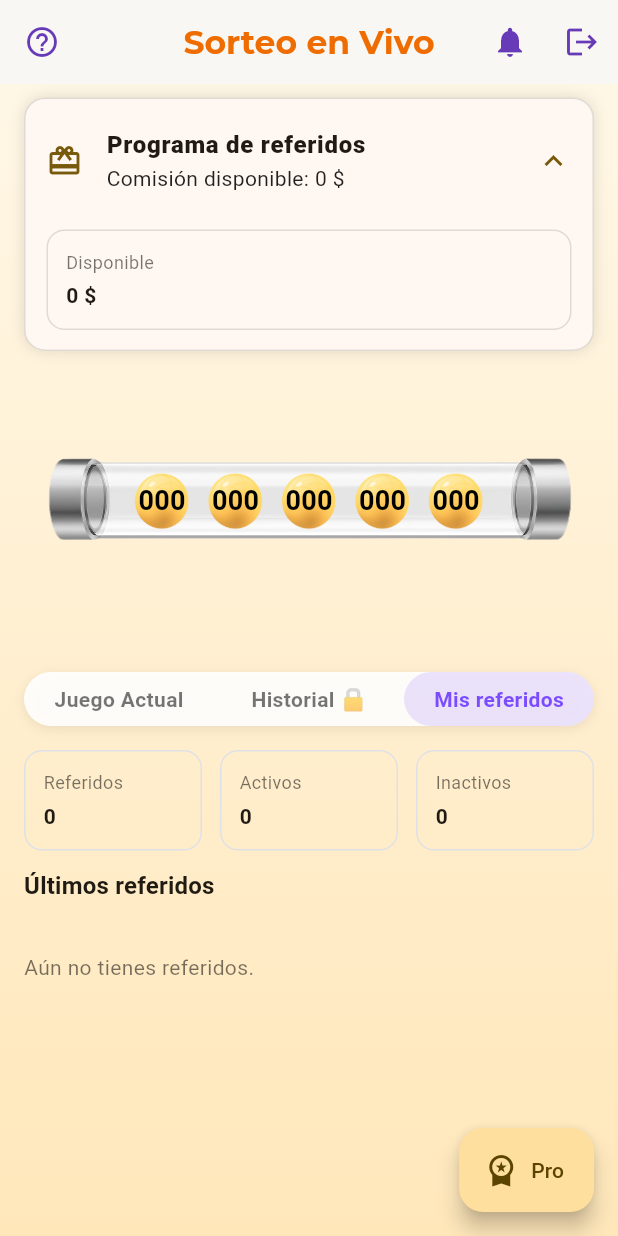
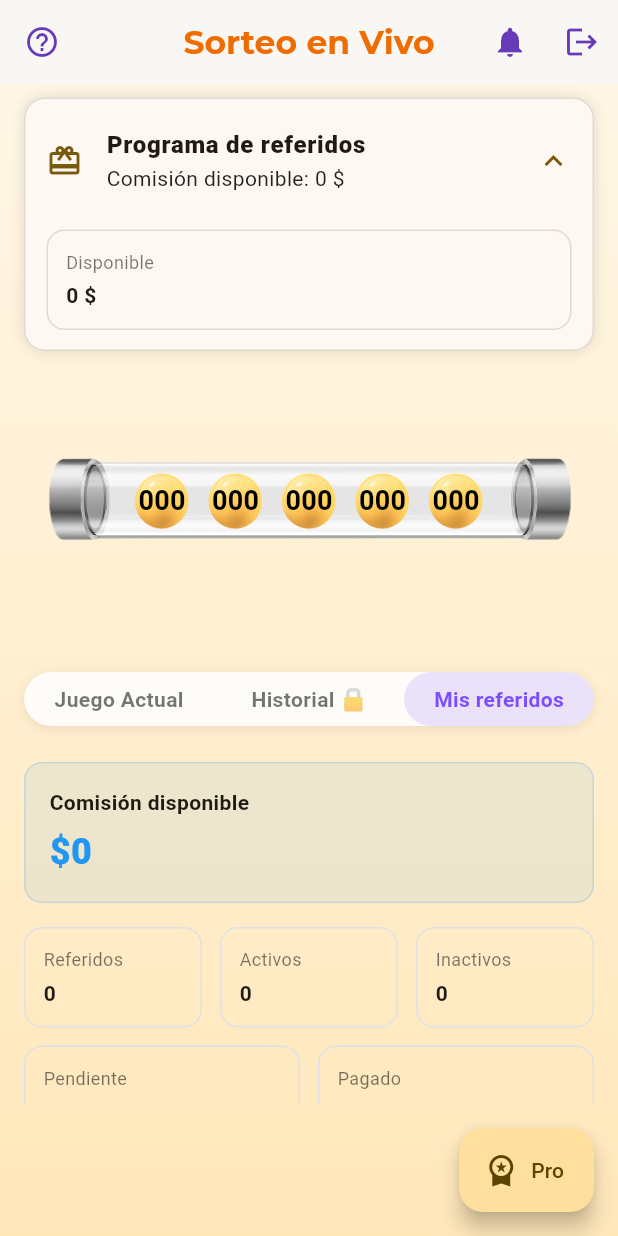
Before and after one commit to Jhonatan9912/LuckyApp, a Flutter app: the DashboardScreen screen opened by its route, after a tap on "Programa de referidos", after a tap on "Mis referidos", on a phone screen of 412 x 824 dp. Run offline on Flutter 3.47's test engine with Material 3 defaults, Android fonts, the phone set to English and light mode, and no system bars; our stand-ins replace audioplayers, awesome_dialog, flutter_markdown, flutter_secure_storage, google_fonts, in_app_purchase and 2 more; accounts and stored records are empty; network calls fail.

Commit message:
correccion de referidos

```diff
--- a/lib/data/api/referrals_api.dart
+++ b/lib/data/api/referrals_api.dart
@@ -30,10 +30,10 @@ class ReferralItem {
 
   factory ReferralItem.fromJson(Map<String, dynamic> j) => ReferralItem(
     id: (j['id'] ?? 0) as int,
-        referredUserId:
-            (j['referred_user_id'] ?? j['referredUserId']) as int?,
+    referredUserId: (j['referred_user_id'] ?? j['referredUserId']) as int?,
     referredName: j['referred_name'] as String? ?? j['referredName'] as String?,
-        referredEmail: j['referred_email'] as String? ?? j['referredEmail'] as String?,
+    referredEmail:
+        j['referred_email'] as String? ?? j['referredEmail'] as String?,
     status: (j['status'] ?? '').toString(),
     createdAt: j['created_at'] != null
         ? DateTime.tryParse(j['created_at'])
@@ -47,16 +47,56 @@ class ReferralSummary {
   final int activos;
   final int inactivos;
 
+  // 👇 NUEVO: campos que manda el backend y tu UI debe usar
+  final double availableCop;
+  final double pendingCop;
+  final double paidCop;
+  final double totalCop;
+
+  // (Opcional) si quieres tener también micros:
+  final int availableMicros;
+  final int pendingMicros;
+  final int paidMicros;
+  final int totalMicros;
+
   ReferralSummary({
     required this.total,
     required this.activos,
     required this.inactivos,
+    required this.availableCop,
+    required this.pendingCop,
+    required this.paidCop,
+    required this.totalCop,
+    this.availableMicros = 0,
+    this.pendingMicros = 0,
+    this.paidMicros = 0,
+    this.totalMicros = 0,
   });
 
   factory ReferralSummary.fromJson(Map<String, dynamic> j) => ReferralSummary(
     total: (j['total'] ?? 0) as int,
     activos: (j['activos'] ?? 0) as int,
     inactivos: (j['inactivos'] ?? 0) as int,
+
+    // 👇 leer doubles de forma segura
+    availableCop: (j['available_cop'] is num)
+        ? (j['available_cop'] as num).toDouble()
+        : double.tryParse('${j['available_cop']}') ?? 0.0,
+    pendingCop: (j['pending_cop'] is num)
+        ? (j['pending_cop'] as num).toDouble()
+        : double.tryParse('${j['pending_cop']}') ?? 0.0,
+    paidCop: (j['paid_cop'] is num)
+        ? (j['paid_cop'] as num).toDouble()
+        : double.tryParse('${j['paid_cop']}') ?? 0.0,
+    totalCop: (j['total_cop'] is num)
+        ? (j['total_cop'] as num).toDouble()
+        : double.tryParse('${j['total_cop']}') ?? 0.0,
+
+    // micros (opcionales)
+    availableMicros: (j['available_micros'] ?? 0) as int,
+    pendingMicros: (j['pending_micros'] ?? 0) as int,
+    paidMicros: (j['paid_micros'] ?? 0) as int,
+    totalMicros: (j['total_micros'] ?? 0) as int,
   );
 }
 
@@ -88,10 +128,7 @@ class ReferralsApi {
   final String baseUrl;
   final SessionManager session;
 
-  ReferralsApi({
-    required this.baseUrl,
-    required this.session,
-  });
+  ReferralsApi({required this.baseUrl, required this.session});
 
   static const _timeout = Duration(seconds: 15);
 
@@ -99,14 +136,19 @@ class ReferralsApi {
     final token = await session.getToken();
     final uri = Uri.parse('$baseUrl/api/me/referrals/summary');
 
-    final res = await http.get(
+    final res = await http
+        .get(
           uri,
           headers: {
             'Authorization': 'Bearer $token',
             'Accept': 'application/json',
             'Content-Type': 'application/json',
           },
-    ).timeout(_timeout);
+        )
+        .timeout(_timeout);
+
+    debugPrint('[referrals_api] GET $uri -> ${res.statusCode}');
+    debugPrint('[referrals_api] body: ${res.body}');
 
     if (res.statusCode >= 200 && res.statusCode < 300) {
       final Map<String, dynamic> data = json.decode(res.body);
@@ -120,17 +162,20 @@ class ReferralsApi {
 
   Future<List<ReferralItem>> fetchList({int limit = 50, int offset = 0}) async {
     final token = await session.getToken();
-    final uri =
-        Uri.parse('$baseUrl/api/me/referrals?limit=$limit&offset=$offset');
+    final uri = Uri.parse(
+      '$baseUrl/api/me/referrals?limit=$limit&offset=$offset',
+    );
 
-    final res = await http.get(
+    final res = await http
+        .get(
           uri,
           headers: {
             'Authorization': 'Bearer $token',
             'Accept': 'application/json',
             'Content-Type': 'application/json',
           },
-    ).timeout(_timeout);
+        )
+        .timeout(_timeout);
 
     if (res.statusCode >= 200 && res.statusCode < 300) {
       final List<dynamic> data = json.decode(res.body);
@@ -159,14 +204,16 @@ Future<PayoutsSummary> fetchPayoutsSummary({String currency = 'COP'}) async {
     debugPrint('[referrals_api] baseUrl=$baseUrl');
     debugPrint('[referrals_api] token(head)=$safeTokenHead...');
 
-  final res = await http.get(
+    final res = await http
+        .get(
           uri,
           headers: {
             'Authorization': 'Bearer ${token ?? ''}', // si es null, manda vacío
             'Accept': 'application/json',
             'Content-Type': 'application/json',
           },
-  ).timeout(_timeout);
+        )
+        .timeout(_timeout);
 
     debugPrint('[referrals_api] GET $uri -> ${res.statusCode}');
     debugPrint('[referrals_api] body: ${res.body}');
@@ -180,7 +227,7 @@ Future<PayoutsSummary> fetchPayoutsSummary({String currency = 'COP'}) async {
       'Error ${res.statusCode} al obtener payouts summary: ${res.body}',
     );
   }
-
+}
 // Helper para instanciar usando tus singletons actuales
 ReferralsApi buildReferralsApi() {
   return ReferralsApi(
@@ -188,4 +235,3 @@ ReferralsApi buildReferralsApi() {
     session: SessionManager(),
   );
 }
-}
--- a/lib/presentation/providers/referral_provider.dart
+++ b/lib/presentation/providers/referral_provider.dart
@@ -12,10 +12,15 @@ class ReferralProvider extends ChangeNotifier {
   int activos = 0;
   int inactivos = 0;
 
-  // Totales de comisión
+  // Totales de comisión (payouts endpoint)
   double comisionPendiente = 0.0;
   double comisionPagada = 0.0;
   String moneda = 'COP';
+
+  // NUEVO: montos que la vista usa directamente
+  double availableCop = 0.0; // “Comisión disponible” que quieres mostrar
+  double pendingCop = 0.0;
+  double paidCop = 0.0;
 
   List<ReferralItem> items = [];
 
@@ -25,34 +30,53 @@ class ReferralProvider extends ChangeNotifier {
     notifyListeners();
 
     try {
-      // 1) Resumen (conteos)
+      // 1) Resumen (conteos +, si está disponible, montos)
       final summary = await api.fetchSummary();
       total = summary.total;
       activos = summary.activos;
       inactivos = summary.inactivos;
 
+      // Si tu ReferralSummary YA incluye montos del backend (available_cop, pending_cop, paid_cop),
+      // los tomamos aquí. Si no, este bloque se salta sin romper.
+      try {
+        final dyn = summary as dynamic;
+        final a = dyn.availableCop;
+        final p = dyn.pendingCop;
+        final d = dyn.paidCop;
+        if (a is num) availableCop = a.toDouble();
+        if (p is num) pendingCop   = p.toDouble();
+        if (d is num) paidCop      = d.toDouble();
+      } catch (_) {
+        // summary no trae montos; seguimos con fallback de payouts
+      }
+
       // 2) Lista de referidos
       items = await api.fetchList(limit: 50, offset: 0);
 
-      // 3) Totales de comisiones
+      // 3) Totales de comisiones (payouts)
       try {
         final payouts = await api.fetchPayoutsSummary();
         comisionPendiente = payouts.pending;
         comisionPagada = payouts.paid;
-        moneda = payouts.currency; // <-- IMPORTANTE: guardar la moneda
+        moneda = payouts.currency;
 
-        debugPrint(
-          '[referral_provider] pending=$comisionPendiente paid=$comisionPagada currency=$moneda',
-        );
+        // Fallback: si summary no trajo availableCop (>0) usa el pending de payouts
+        if (availableCop <= 0.0 && comisionPendiente > 0.0) {
+          availableCop = comisionPendiente;
+        }
+
+        if (kDebugMode) {
+          debugPrint(
+            '[referral_provider] availableCop=$availableCop pending=$comisionPendiente paid=$comisionPagada currency=$moneda',
+          );
+        }
       } catch (e) {
         debugPrint('[referral_provider] ERROR payouts: $e');
-        comisionPendiente = 0.0;
-        comisionPagada = 0.0;
-        // moneda la dejamos como esté
+        // No tocamos availableCop aquí; si vino en summary, se mantiene.
       }
     } catch (e) {
       if (kDebugMode) {
-        print('Error cargando referidos: $e');
+        debugPrint('Error cargando referidos: $e');
       }
     } finally {
       _loading = false;
@@ -60,9 +84,9 @@ class ReferralProvider extends ChangeNotifier {
     }
   }
 
-  bool get canWithdraw => comisionPendiente > 0.0;
+  bool get canWithdraw => availableCop > 0.0 || comisionPendiente > 0.0;
 
-  // Aliases usados por la UI
+  // Aliases usados por la UI existente
   String get payoutCurrency => moneda;
   double get payoutPending => comisionPendiente;
   double get payoutPaid => comisionPagada;
--- a/lib/presentation/screens/referrals/referrals_tab.dart
+++ b/lib/presentation/screens/referrals/referrals_tab.dart
@@ -19,9 +19,47 @@ class ReferralsTab extends StatelessWidget {
           child: ListView(
             padding: const EdgeInsets.only(bottom: 80),
             children: [
+              // 👇 NUEVO: Tarjeta que pinta la comisión disponible del provider
+              Padding(
+                padding: const EdgeInsets.fromLTRB(16, 16, 16, 8),
+                child: Container(
+                  padding: const EdgeInsets.all(16),
+                  decoration: BoxDecoration(
+                    color: Colors.blue.withValues(alpha: 0.08),
+                    borderRadius: BorderRadius.circular(12),
+                    border: Border.all(color: Colors.blue.withValues(alpha: 0.2)),
+                  ),
+                  child: Column(
+                    crossAxisAlignment: CrossAxisAlignment.start,
+                    children: [
+                      const Text(
+                        'Comisión disponible',
+                        style: TextStyle(fontWeight: FontWeight.w600),
+                      ),
+                      const SizedBox(height: 6),
+                      Text(
+                        // p.availableCop lo provee el Provider
+                        '\$${p.availableCop.toStringAsFixed(0)}',
+                        style: const TextStyle(
+                          fontSize: 24,
+                          fontWeight: FontWeight.w800,
+                          color: Colors.blue,
+                        ),
+                      ),
+                    ],
+                  ),
+                ),
+              ),
 
-              // KPIs existentes
-              ReferralKpis(total: p.total, activos: p.activos, inactivos: p.inactivos),
+              // KPIs existentes (cuentas)
+              ReferralKpis(
+                total: p.total,
+                activos: p.activos,
+                inactivos: p.inactivos,
+                comisionPendiente: p.payoutPending,
+                comisionPagada: p.payoutPaid,
+                moneda: p.payoutCurrency,
+              ),
 
               const SizedBox(height: 4),
               Padding(
@@ -29,28 +67,40 @@ class ReferralsTab extends StatelessWidget {
                 child: Text(
                   'Últimos referidos',
                   style: Theme.of(context).textTheme.titleMedium?.copyWith(
-                        fontWeight: FontWeight.w700,
-                      ),
+                    fontWeight: FontWeight.w700,
+                  ),
                 ),
               ),
               const SizedBox(height: 8),
 
               if (p.items.isEmpty && !p.loading) ...[
                 Padding(
-                  padding: const EdgeInsets.symmetric(horizontal: 16, vertical: 24),
+                  padding: const EdgeInsets.symmetric(
+                    horizontal: 16,
+                    vertical: 24,
+                  ),
                   child: Text(
                     'Aún no tienes referidos.',
-                    style: Theme.of(context).textTheme.bodyMedium?.copyWith(color: Colors.black54),
+                    style: Theme.of(
+                      context,
+                    ).textTheme.bodyMedium?.copyWith(color: Colors.black54),
                   ),
                 ),
               ] else ...[
-                ...p.items.map((e) => ListTile(
-                      contentPadding: const EdgeInsets.symmetric(horizontal: 16, vertical: 2),
-                      leading: const CircleAvatar(child: Icon(Icons.person)),
-                      title: Text(e.referredName ?? e.referredEmail ?? 'Usuario'),
-                      subtitle: Text('Estado: ${_humanStatus(e.status)} • ${_fmt(e.createdAt)}'),
-                      trailing: _ProBadgeMini(active: e.proActive),
-                    )),
+                ...p.items.map(
+                  (e) => ListTile(
+                    contentPadding: const EdgeInsets.symmetric(
+                      horizontal: 16,
+                      vertical: 2,
+                    ),
+                    leading: const CircleAvatar(child: Icon(Icons.person)),
+                    title: Text(e.referredName ?? e.referredEmail ?? 'Usuario'),
+                    subtitle: Text(
+                      'Estado: ${_humanStatus(e.status)} • ${_fmt(e.createdAt)}',
+                    ),
+                    trailing: _ProBadgeMini(active: e.proActive),
+                  ),
+                ),
               ],
 
               if (p.loading) ...[
@@ -89,7 +139,6 @@ class ReferralsTab extends StatelessWidget {
   }
 }
 
-
 class _ProBadgeMini extends StatelessWidget {
   final bool active;
   const _ProBadgeMini({required this.active});
--- a/lib/presentation/widgets/referrals/referral_kpis.dart
+++ b/lib/presentation/widgets/referrals/referral_kpis.dart
@@ -3,13 +3,19 @@ import 'package:flutter/material.dart';
 class ReferralKpis extends StatelessWidget {
   final int total;
   final int activos;
-  final int? inactivos; // opcional
+  final int? inactivos;
+  final double? comisionPendiente;
+  final double? comisionPagada;
+  final String? moneda;
 
   const ReferralKpis({
     super.key,
     required this.total,
     required this.activos,
     this.inactivos,
+    this.comisionPendiente,
+    this.comisionPagada,
+    this.moneda,
   });
 
   @override
@@ -18,13 +24,26 @@ class ReferralKpis extends StatelessWidget {
 
     return Padding(
       padding: const EdgeInsets.fromLTRB(16, 8, 16, 8),
-      child: Row(
+      child: Column(
         children: [
-          _box('Referidos', '$total'),
-          const SizedBox(width: 12),
-          _box('Activos', '$activos'),
-          const SizedBox(width: 12),
-          _box('Inactivos', '$inact'),
+          Row(
+            children: [
+              _box('Referidos', '$total'),
+              const SizedBox(width: 12),
+              _box('Activos', '$activos'),
+              const SizedBox(width: 12),
+              _box('Inactivos', '$inact'),
+            ],
+          ),
+          const SizedBox(height: 12),
+          if (comisionPendiente != null || comisionPagada != null)
+            Row(
+              children: [
+                _box('Pendiente', '${comisionPendiente?.toStringAsFixed(0)} ${moneda ?? ''}'),
+                const SizedBox(width: 12),
+                _box('Pagado', '${comisionPagada?.toStringAsFixed(0)} ${moneda ?? ''}'),
+              ],
+            ),
         ],
       ),
     );
```
Lines whose indentation alone changed are shown as unchanged.
